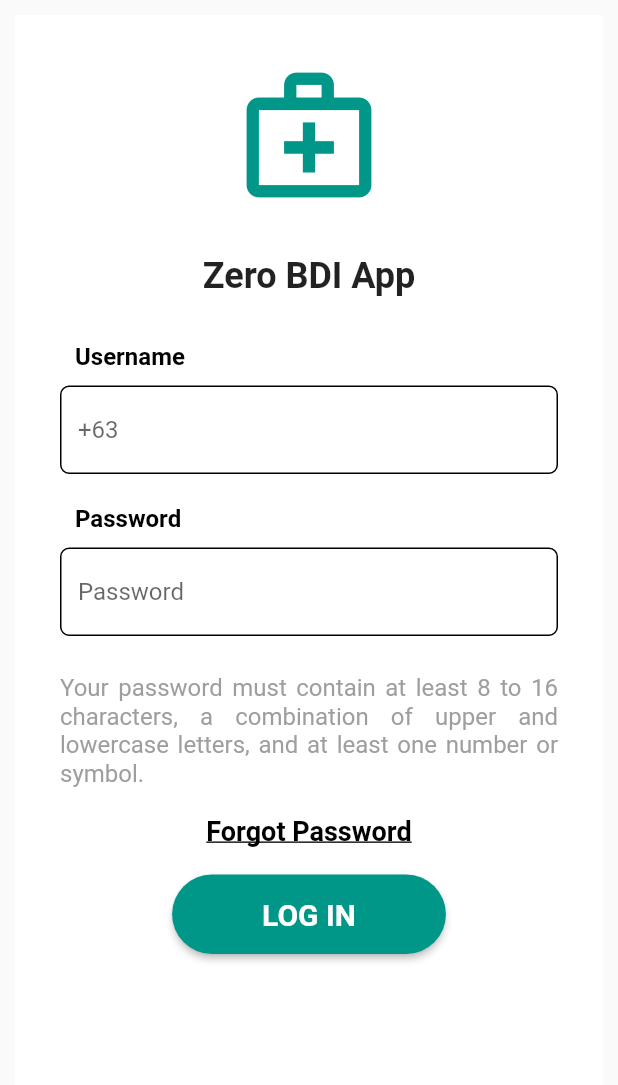
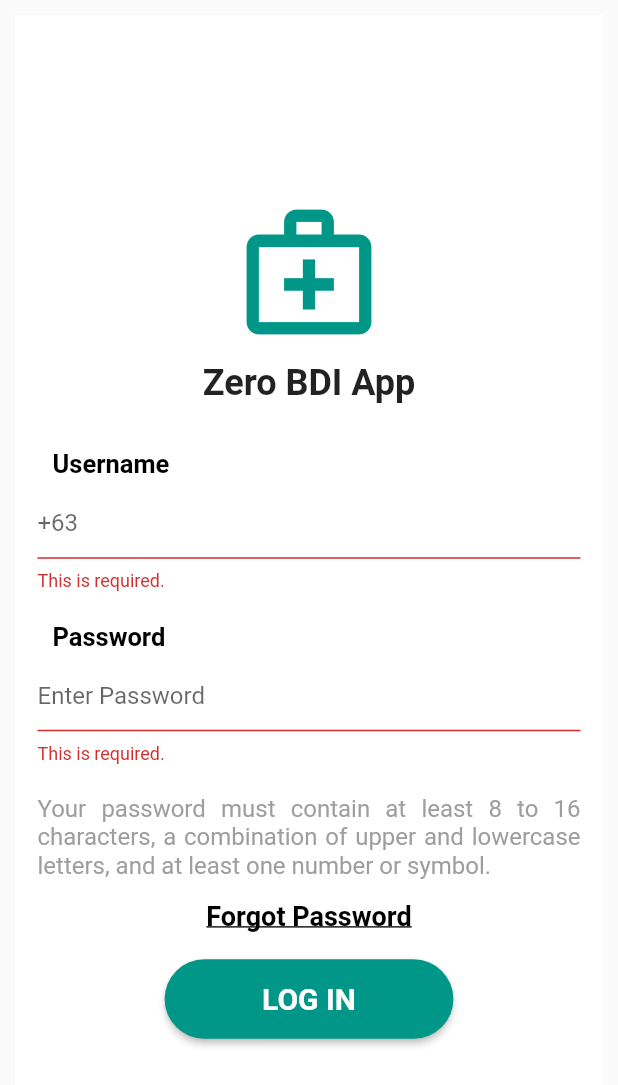
Before and after one commit to clrke/zebra-mobile, a Flutter app: the screen it shows after launch, after a tap on "LOG IN", on a phone screen of 412 x 824 dp. Shown: the top 1085 px of the screen. Run offline on Flutter 3.47's test engine with Material 2 defaults, Android fonts, the phone set to English and light mode, and no system bars; our stand-ins replace dio, shared_preferences.

Commit message:
Added Reusable widgets and input validation

```diff
--- a/lib/components/buttons/loginButton.dart
+++ b/lib/components/buttonWidgets/loginButton.dart
@@ -1,23 +1,27 @@
 import 'package:flutter/material.dart';
 
 class LoginButton extends StatelessWidget {
+
+  LoginButton({@required this.onPressed});
+  final GestureTapCallback onPressed;
+
   @override
   Widget build(BuildContext context) {
     return ElevatedButton(
-      onPressed: () {},
       child: Text('LOG IN'),
       style: ElevatedButton.styleFrom(
         primary: Colors.teal,
         shape: RoundedRectangleBorder(
           borderRadius: BorderRadius.circular(40.0),
         ),
-        padding: EdgeInsets.symmetric(horizontal: 60, vertical: 15),
+        padding: EdgeInsets.symmetric(horizontal: 65, vertical: 15),
         textStyle: TextStyle(
           color: Colors.black,
           fontWeight: FontWeight.bold,
           fontSize: 20.0,
         ),
       ),
+      onPressed: onPressed,
     );
   }
 }
--- /dev/null
+++ b/lib/components/formWidgets/customTextField.dart
@@ -0,0 +1,45 @@
+import 'package:flutter/material.dart';
+
+class CustomTextField extends StatelessWidget {
+
+  final String hintText;
+  final bool obscureText;
+
+  CustomTextField({this.hintText, this.obscureText});
+
+  @override
+  Widget build(BuildContext context) {
+    return TextFormField(
+
+      validator: (value) {
+        if (value.isEmpty) {
+          return 'This is required.';
+        }
+        return null;
+      },
+
+      obscureText: obscureText,
+      decoration: InputDecoration(
+        hintText: hintText,
+        fillColor: Colors.white,
+
+        enabledBorder: OutlineInputBorder(
+          borderRadius: BorderRadius.circular(6.0),
+          borderSide: BorderSide(
+            color: Colors.black,
+            width: 1.0,
+          ),
+        ),
+
+        focusedBorder: OutlineInputBorder(
+          borderRadius: BorderRadius.circular(6.0),
+          borderSide: BorderSide(
+            color: Colors.blue,
+            width: 1.0,
+          ),
+        ),
+
+      ),
+    );
+  }
+}
--- /dev/null
+++ b/lib/components/formWidgets/customTextLabel.dart
@@ -0,0 +1,23 @@
+import 'package:flutter/material.dart';
+
+class CustomTextLabel extends StatelessWidget {
+
+  final String labelText;
+
+  CustomTextLabel({this.labelText});
+
+  @override
+  Widget build(BuildContext context) {
+    return Padding(
+      padding: EdgeInsets.fromLTRB(10.0, 0, 0, 0),
+      child: Text(
+        labelText,
+        style: TextStyle(
+          color: Colors.black,
+          fontSize: 17.0,
+          fontWeight: FontWeight.bold,
+        ),
+      ),
+    );
+  }
+}
--- a/lib/components/loginForm.dart
+++ b/lib/components/loginForm.dart
@@ -1,7 +1,9 @@
 import 'package:flutter/material.dart';
-import 'buttons/forgotPasswordButton.dart';
-import 'buttons/loginButton.dart';
-import 'package:zero_mobile/components/appLogo.dart';
+import './formWidgets/customTextLabel.dart';
+import './formWidgets/customTextField.dart';
+import './buttonWidgets/forgotPasswordButton.dart';
+import './buttonWidgets/loginButton.dart';
+import 'appLogo.dart';
 
 class LoginForm extends StatefulWidget {
   @override
@@ -9,17 +11,25 @@ class LoginForm extends StatefulWidget {
 }
 
 class _LoginFormState extends State<LoginForm> {
+  final _formKey = GlobalKey<FormState>();
+
   @override
   Widget build(BuildContext context) {
-    return Scaffold(
+    return Form(
+      key: _formKey,
+      child: Scaffold(
         backgroundColor: Colors.white,
         body: Padding(
-        padding: EdgeInsets.all(30.0),
+          padding: EdgeInsets.all(15.0),
           child: Column(
+              mainAxisAlignment: MainAxisAlignment.center,
               crossAxisAlignment: CrossAxisAlignment.start,
               children: <Widget>[
+
+                // App Logo
                 Center(child: AppLogo()),
-              SizedBox(height: 30.0),
+
+                SizedBox(height: 10.0),
                 Center(
                   child: Text(
                     'Zero BDI App',
@@ -30,78 +40,20 @@ class _LoginFormState extends State<LoginForm> {
                   )
                 ),
 
+                // Username Text Box
                 SizedBox(height: 30.0),
-              Padding(
-                padding: EdgeInsets.fromLTRB(10.0, 0, 0, 0),
-                child: Text(
-                  'Username',
-                  style: TextStyle(
-                    color: Colors.black,
-                    fontSize: 16.0,
-                    fontWeight: FontWeight.bold,
-                  ),
-                ),
-              ),
+                CustomTextLabel(labelText: 'Username'),
+                SizedBox(height: 5.0),
+                CustomTextField(hintText: '+63', obscureText: false),
 
-              SizedBox(height: 10.0),
-              TextFormField(
-                decoration: InputDecoration(
-                  hintText: "+63",
-                  fillColor: Colors.white,
-                  enabledBorder: OutlineInputBorder(
-                    borderRadius: BorderRadius.circular(6.0),
-                    borderSide: BorderSide(
-                      color: Colors.black,
-                      width: 1.0,
-                    ),
-                  ),
-                  focusedBorder: OutlineInputBorder(
-                    borderRadius: BorderRadius.circular(6.0),
-                    borderSide: BorderSide(
-                      color: Colors.blue,
-                      width: 1.0,
-                    ),
-                  ),
-                  //fillColor: Colors.green
-                ),
-              ),
+                // Password TextBox
+                SizedBox(height: 20.0),
+                CustomTextLabel(labelText: 'Password'),
+                SizedBox(height: 5.0),
+                CustomTextField(hintText: 'Enter Password', obscureText: true),
 
+                // Password Note
                 SizedBox(height: 20.0),
-              Padding(
-                padding: EdgeInsets.fromLTRB(10.0, 0, 0, 0),
-                child: Text(
-                  'Password',
-                  style: TextStyle(
-                    color: Colors.black,
-                    fontSize: 16.0,
-                    fontWeight: FontWeight.bold,
-                  ),
-                ),
-              ),
-
-              SizedBox(height: 10.0),
-              TextFormField(
-                decoration: InputDecoration(
-                  hintText: "Password",
-                  fillColor: Colors.white,
-                  enabledBorder: OutlineInputBorder(
-                    borderRadius: BorderRadius.circular(6.0),
-                    borderSide: BorderSide(
-                      color: Colors.black,
-                      width: 1.0,
-                    ),
-                  ),
-                  focusedBorder: OutlineInputBorder(
-                    borderRadius: BorderRadius.circular(6.0),
-                    borderSide: BorderSide(
-                      color: Colors.blue,
-                      width: 1.0,
-                    ),
-                  ),
-                  //fillColor: Colors.green
-                ),
-              ),
-              SizedBox(height: 25.0),
                 Text(
                   'Your password must contain at least 8 to 16 characters, a combination of upper and lowercase letters, and at least one number or symbol.',
                   textAlign: TextAlign.justify,
@@ -111,12 +63,23 @@ class _LoginFormState extends State<LoginForm> {
                     fontWeight: FontWeight.normal,
                   )
                 ),
+
+                // Forgot Password Button
+                Center(child: ForgotPasswordButton()),
+
+                // Login Button
                 SizedBox(height: 5.0),
-              Center(child: ForgotPasswordButton()),
-              SizedBox(height: 5.0),
-              Center(child: LoginButton()),
+                Center(child: LoginButton(
+                  onPressed: () {
+                    if (_formKey.currentState.validate())
+                      Scaffold.of(context)
+                          .showSnackBar(SnackBar(content: Text('Processing Data')));
+                  },
+                )),
+
               ],
           )
+        ),
       ),
     );
   }
```
Also changed, not shown: lib/components/buttonWidgets/forgotPasswordButton.dart (renamed from lib/components/buttons/forgotPasswordButton.dart). Lines whose indentation alone changed are shown as unchanged.
